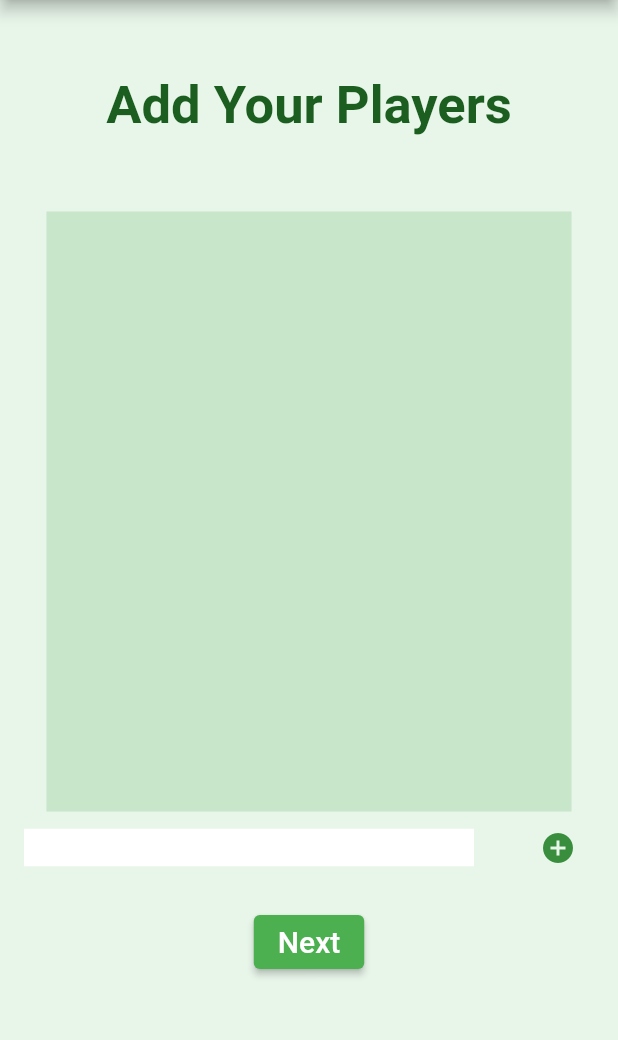
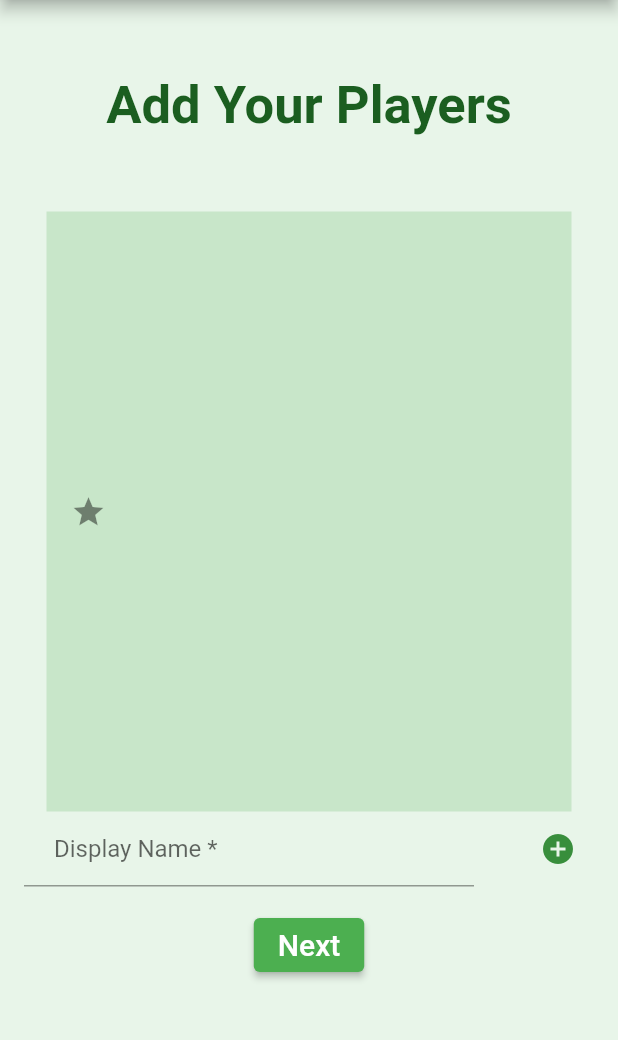
Before and after one commit to radicalgrim/game_saver, a Flutter app: the AddPlayersPage screen opened by its route, after a tap on the "add circle" icon, on a phone screen of 412 x 824 dp, the part 84-1124 px from its top. Run offline on Flutter 3.47's test engine with Material 2 defaults, Android fonts, the phone set to English and light mode, and no system bars; missing offline and left inert: dart:html.

Commit message:
implemented add player page

```diff
--- a/lib/pages/add_players_page.dart
+++ b/lib/pages/add_players_page.dart
@@ -1,8 +1,10 @@
 import 'dart:developer';
+import 'dart:html';
 
 import 'package:flutter/material.dart';
 import 'package:flutter/widgets.dart';
 import 'package:game_saver/res/colors.dart';
+import 'package:game_saver/res/player_info.dart';
 import 'package:game_saver/res/strings.dart';
 import 'package:game_saver/res/text_styles.dart';
 
@@ -14,6 +16,17 @@ class AddPlayersPage extends StatefulWidget {
 }
 
 class AddPlayersPageState extends State<AddPlayersPage> {
+  List<Widget> playerInfo = [];
+  String inputValue = "";
+  final fieldText = TextEditingController();
+
+  void addPlayerInfo(String value)
+  {
+    setState(() {
+      playerInfo.add(ItemWidget(PlayerInfo(0, value)));
+    });
+  }
+
   @override
   Widget build(BuildContext context) {
     return Scaffold(
@@ -38,27 +51,54 @@ class AddPlayersPageState extends State<AddPlayersPage> {
                 child: Text(ProjectStrings.addPlayersHeading,
                     style: ProjectTextStyles.pageTitleTextStyle),
               ),
+
               Container(
                 // TODO: Add draggable player cards
                 width: 350,
                 height: 400,
                 color: ProjectColors.primarySwatch.shade100,
+                child: Center(
+                  child: Column(
+                    mainAxisAlignment: MainAxisAlignment.center,
+                    children: [
+                      ListView.builder( // Widget which creates [ItemWidget] in scrollable list.
+                        shrinkWrap: true,
+                        itemCount: playerInfo.length, // Number of widget to be created.
+                        itemBuilder: (context, itemIndex) => // Builder function for every item with index.
+                            playerInfo[itemIndex],
+                      )
+                    ],
+                  )
+                )
               ),
               Row(
                 mainAxisAlignment: MainAxisAlignment.spaceAround,
                 children: [
-                  // TODO: Replace this with a form
-                  Container(
+                  SizedBox(
                     width: 300,
-                    height: 25,
-                    color: Colors.white,
+                    height: 50,
+                    child:
+                    TextField(
+                      keyboardType: TextInputType.name,
+                      decoration: const InputDecoration(
+                        // icon: Icon(Icons.add_circle),
+                        hintText: 'Display Name',
+                        labelText: 'Display Name *',
+                        contentPadding: EdgeInsets.symmetric(horizontal: 20.0, vertical: 10.0),
+                      ),
+                      onChanged: (String value) {
+                        inputValue = value;
+                      },
+                      controller: fieldText,
+                    ),
                   ),
                   IconButton(
                     icon: const Icon(Icons.add_circle),
                     color: ProjectColors.primarySwatch.shade700,
                     onPressed: () {
-                      // TODO: Implement me
-                      log("Add Player icon pressed");
+                      addPlayerInfo(inputValue);
+                      inputValue = "";
+                      fieldText.clear();
                     },
                   ),
                 ],
@@ -81,3 +121,19 @@ class AddPlayersPageState extends State<AddPlayersPage> {
     );
   }
 }
+
+class ItemWidget extends StatelessWidget {
+  const ItemWidget(this.info, {Key? key}) : super(key: key);
+
+  final PlayerInfo info;
+
+  @override
+  Widget build(BuildContext context) {
+    return InkWell( // Enables taps for child and add ripple effect when child widget is long pressed.
+      child: ListTile( // Useful standard widget for displaying something in ListView.
+        leading: Icon(info.icon),
+        title: Text(info.displayname.toString()),
+      )
+    );
+  }
+}
--- /dev/null
+++ b/lib/res/player_info.dart
@@ -0,0 +1,10 @@
+import 'package:flutter/material.dart';
+
+class PlayerInfo {
+ // class constructor
+ PlayerInfo(this.points, this.displayname);
+
+ int points;
+ final IconData icon = Icons.star; //If we want to add user icons
+ final String? displayname;
+}
```
Also changed, not shown: lib/pages/game_options_page.dart (+4 -4 lines).
